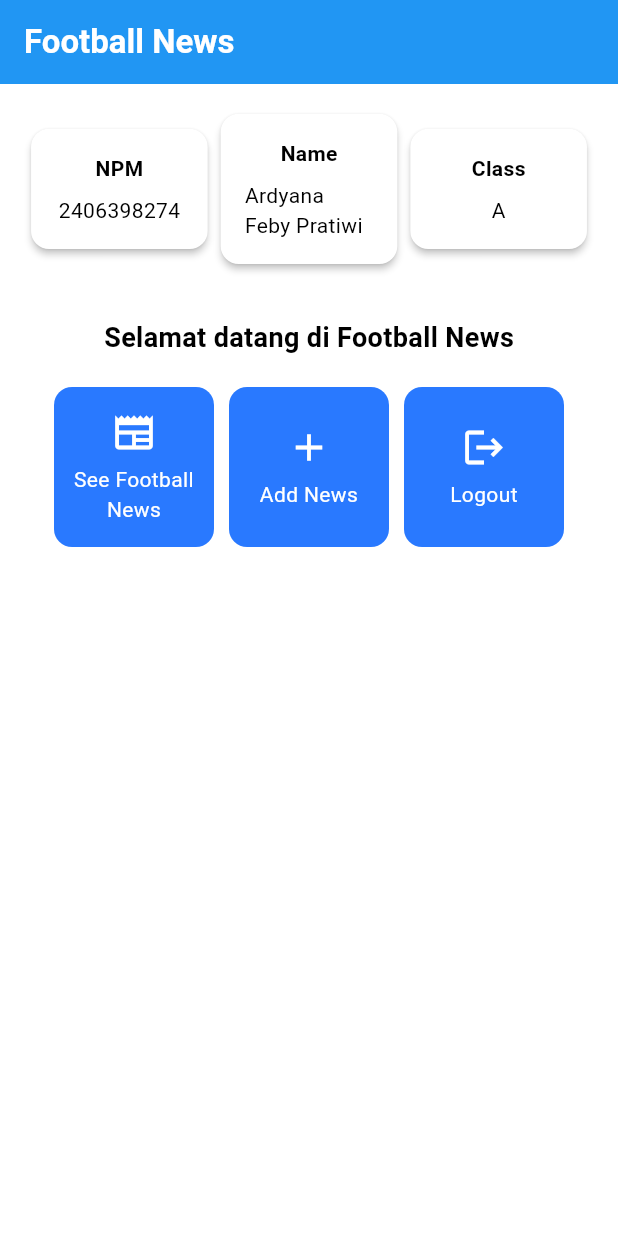
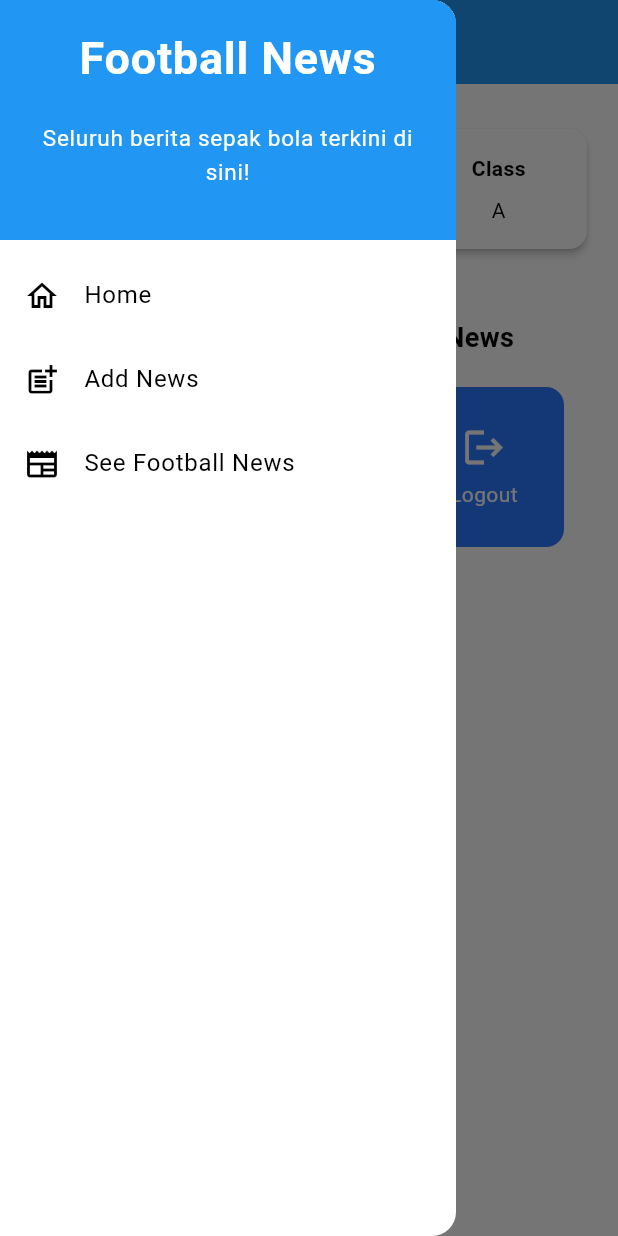
Before and after one commit to ardyanafeby/football-news-mobile, a Flutter app: the screen it shows after launch, with the side drawer open (before the commit the screen has no drawer), on a phone screen of 412 x 824 dp. Run offline on Flutter 3.47's test engine with Material 3 defaults, Android fonts, the phone set to English and light mode, and no system bars.

Commit message:
Tutorial 7

```diff
--- a/lib/main.dart
+++ b/lib/main.dart
@@ -1,5 +1,5 @@
 import 'package:flutter/material.dart';
-import 'package:football_news/menu.dart';
+import 'package:football_news/screens/menu.dart';
 
 void main() {
   runApp(const MyApp());
--- a/lib/menu.dart
+++ b/lib/screens/menu.dart
@@ -1,4 +1,7 @@
 import 'package:flutter/material.dart';
+import 'package:football_news/widgets/left_drawer.dart';
+import 'package:football_news/screens/newslist_form.dart';
+import 'package:football_news/widgets/news_card.dart';
 
 class MyHomePage extends StatelessWidget {
     MyHomePage({super.key});
@@ -27,7 +30,9 @@ class MyHomePage extends StatelessWidget {
           // Warna latar belakang AppBar diambil dari skema warna tema aplikasi.
           backgroundColor: Theme.of(context).colorScheme.primary,
         ),
+         // Menyisipkan LeftDrawer sebagai drawer aplikasi.
         // Body halaman dengan padding di sekelilingnya.
+        drawer: LeftDrawer(),
         body: Padding(
           padding: const EdgeInsets.all(16.0),
           // Menyusun widget secara vertikal dalam sebuah kolom.
@@ -91,6 +96,7 @@ class MyHomePage extends StatelessWidget {
 
 }
 
+
 class InfoCard extends StatelessWidget {
   // Kartu informasi yang menampilkan title dan content.
 
@@ -130,57 +136,3 @@ class ItemHomepage {
 
  ItemHomepage(this.name, this.icon);
 }
-
-class ItemCard extends StatelessWidget {
-  // Menampilkan kartu dengan ikon dan nama.
-
-  final ItemHomepage item;
-
-  const ItemCard(this.item, {super.key});
-
-  @override
-  Widget build(BuildContext context) {
-    return Material(
-      // Menentukan warna latar belakang dari tema aplikasi.
-      color: Theme.of(context).colorScheme.secondary,
-      // Membuat sudut kartu melengkung.
-      borderRadius: BorderRadius.circular(12),
-
-      child: InkWell(
-        // Aksi ketika kartu ditekan.
-        onTap: () {
-          // Menampilkan pesan SnackBar saat kartu ditekan.
-          ScaffoldMessenger.of(context)
-            ..hideCurrentSnackBar()
-            ..showSnackBar(
-              SnackBar(content: Text("Kamu telah menekan tombol ${item.name}!"))
-            );
-        },
-        // Container untuk menyimpan Icon dan Text
-        child: Container(
-          padding: const EdgeInsets.all(8),
-          child: Center(
-            child: Column(
-              // Menyusun ikon dan teks di tengah kartu.
-              mainAxisAlignment: MainAxisAlignment.center,
-              children: [
-                Icon(
-                  item.icon,
-                  color: Colors.white,
-                  size: 30.0,
-                ),
-                const Padding(padding: EdgeInsets.all(3)),
-                Text(
-                  item.name,
-                  textAlign: TextAlign.center,
-                  style: const TextStyle(color: Colors.white),
-                ),
-              ],
-            ),
-          ),
-        ),
-      ),
-    );
-  }
-
-}
--- /dev/null
+++ b/lib/widgets/left_drawer.dart
@@ -0,0 +1,90 @@
+import 'package:flutter/material.dart';
+import 'package:football_news/screens/menu.dart';
+import 'package:football_news/screens/newslist_form.dart';
+
+class LeftDrawer extends StatelessWidget {
+  const LeftDrawer({super.key});
+
+  @override
+  Widget build(BuildContext context) {
+    return Drawer(
+      child: ListView(
+        children: [
+          const DrawerHeader(
+            // Bagian drawer header
+            decoration: BoxDecoration(
+              color: Colors.blue,
+            ),
+            child: Column(
+              children: [
+                Text(
+                  'Football News',
+                  textAlign: TextAlign.center,
+                  style: TextStyle(
+                    fontSize: 30,
+                    fontWeight: FontWeight.bold,
+                    color: Colors.white,
+                  ),
+                ),
+                Padding(padding: EdgeInsets.all(10)),
+                Text("Seluruh berita sepak bola terkini di sini!",
+                    // TODO: Tambahkan gaya teks dengan center alignment, font ukuran 15, warna putih, dan weight biasa
+                    textAlign: TextAlign.center,
+                    style: TextStyle(
+                      fontSize: 15,
+                      color: Colors.white,
+                      fontWeight: FontWeight.normal,
+                    )
+
+
+                    ),
+              ],
+            ),
+                    ),
+
+          // Bagian routing
+          ListTile(
+            leading: const Icon(Icons.home_outlined),
+            title: const Text('Home'),
+            // Bagian redirection ke MyHomePage
+            onTap: () {
+              Navigator.pushReplacement(
+                  context,
+                  MaterialPageRoute(
+                    builder: (context) => MyHomePage(),
+                  ));
+            },
+          ),
+            ListTile(
+              leading: const Icon(Icons.post_add),
+              title: const Text('Add News'),
+              // Bagian redirection ke NewsFormPage
+              onTap: () {
+                /*
+                TODO: Buatlah routing ke NewsFormPage di sini,
+                setelah halaman NewsFormPage sudah dibuat.
+                */
+                Navigator.pushReplacement(
+                  context,
+                  MaterialPageRoute(
+                    builder: (context) => NewsFormPage(),
+                  ));
+              },
+            ),
+            // TODO: Buat ListTile baru untuk ke halaman melihat news
+            ListTile(
+              leading: const Icon(Icons.newspaper),
+              title: const Text('See Football News'),
+              onTap: () {
+                Navigator.pushReplacement(
+                  context,
+                  MaterialPageRoute(
+                    builder: (context) => NewsFormPage(),
+                  ));
+              },
+            ),
+                  ],
+                ),
+              );
+            }
+          }
--- /dev/null
+++ b/lib/widgets/news_card.dart
@@ -0,0 +1,65 @@
+import 'package:flutter/material.dart';
+import 'package:football_news/screens/newslist_form.dart';
+import 'package:football_news/screens/menu.dart';
+class ItemCard extends StatelessWidget {
+  // Menampilkan kartu dengan ikon dan nama.
+
+  final ItemHomepage item;
+
+  const ItemCard(this.item, {super.key});
+
+  @override
+  Widget build(BuildContext context) {
+    return Material(
+      // Menentukan warna latar belakang dari tema aplikasi.
+      color: Theme.of(context).colorScheme.secondary,
+      // Membuat sudut kartu melengkung.
+      borderRadius: BorderRadius.circular(12),
+
+      child: InkWell(
+        // Aksi ketika kartu ditekan.
+        onTap: () {
+          // Menampilkan pesan SnackBar saat kartu ditekan.
+          ScaffoldMessenger.of(context)
+            ..hideCurrentSnackBar()
+            ..showSnackBar(
+              SnackBar(content: Text("Kamu telah menekan tombol ${item.name}!"))
+            );
+
+          if (item.name == "Tambah Berita") {
+            Navigator.push(
+              context,
+              MaterialPageRoute(
+                builder: (context) => NewsFormPage(),
+              ),
+            );
+          }
+        },
+        // Container untuk menyimpan Icon dan Text
+        child: Container(
+          padding: const EdgeInsets.all(8),
+          child: Center(
+            child: Column(
+              // Menyusun ikon dan teks di tengah kartu.
+              mainAxisAlignment: MainAxisAlignment.center,
+              children: [
+                Icon(
+                  item.icon,
+                  color: Colors.white,
+                  size: 30.0,
+                ),
+                const Padding(padding: EdgeInsets.all(3)),
+                Text(
+                  item.name,
+                  textAlign: TextAlign.center,
+                  style: const TextStyle(color: Colors.white),
+                ),
+              ],
+            ),
+          ),
+        ),
+      ),
+    );
+  }
+
+}
```
Also changed, not shown: form_sample/analysis_options.yaml (added, +28 -0 lines), form_sample/lib/main.dart (added, +64 -0 lines), form_sample/pubspec.yaml (added, +89 -0 lines), lib/screens/newslist_form.dart (added, +211 -0 lines), form_sample/pubspec.lock (added), 124 other files.
